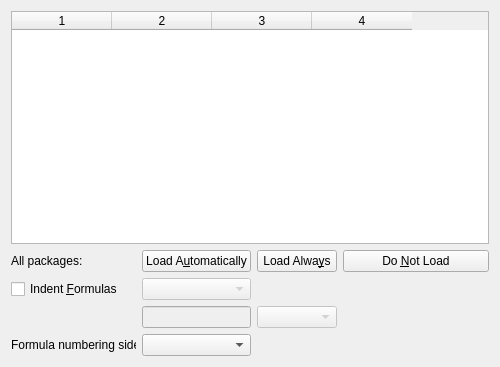
First picture: the form in src/frontends/qt4/ui/MathsUi.ui, repository cburschka/lyx, before the edit.
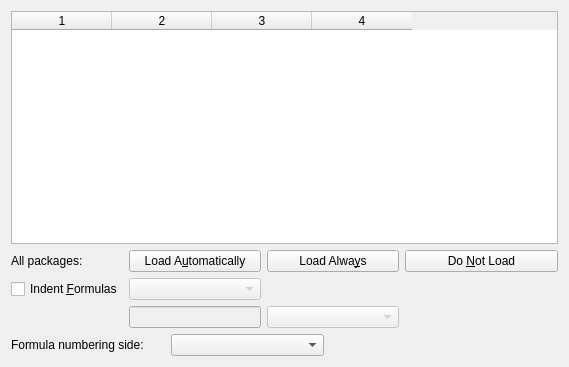
Second picture: the form after the edit. Custom widgets are drawn as their Qt base class.

Commit message:
Properly fix math packages table in Document Settings
Fixes: #10777

The edit to the form file:
```diff
--- a/src/frontends/qt4/ui/MathsUi.ui
+++ b/src/frontends/qt4/ui/MathsUi.ui
@@ -6,43 +6,71 @@
    <rect>
     <x>0</x>
     <y>0</y>
-    <width>500</width>
+    <width>569</width>
     <height>367</height>
    </rect>
   </property>
   <property name="windowTitle">
    <string/>
   </property>
+  <layout class="QGridLayout" name="gridLayout_2">
+   <item row="0" column="0">
+    <widget class="QTableWidget" name="packagesTW">
+     <property name="sizePolicy">
+      <sizepolicy hsizetype="Expanding" vsizetype="Expanding">
+       <horstretch>0</horstretch>
+       <verstretch>0</verstretch>
+      </sizepolicy>
+     </property>
+     <property name="alternatingRowColors">
+      <bool>true</bool>
+     </property>
+     <property name="columnCount">
+      <number>4</number>
+     </property>
+     <attribute name="horizontalHeaderStretchLastSection">
+      <bool>false</bool>
+     </attribute>
+     <attribute name="verticalHeaderVisible">
+      <bool>false</bool>
+     </attribute>
+     <column/>
+     <column/>
+     <column/>
+     <column/>
+    </widget>
+   </item>
+   <item row="1" column="0">
   <layout class="QGridLayout" name="gridLayout">
-   <item row="1" column="0">
+     <item row="0" column="0">
     <widget class="QLabel" name="allPakcagesLA">
      <property name="text">
       <string>All packages:</string>
      </property>
     </widget>
    </item>
-   <item row="1" column="1">
+     <item row="0" column="1">
     <widget class="QPushButton" name="allPackagesAutoPB">
      <property name="text">
       <string>Load A&amp;utomatically</string>
      </property>
     </widget>
    </item>
-   <item row="1" column="2">
+     <item row="0" column="2">
     <widget class="QPushButton" name="allPackagesAlwaysPB">
      <property name="text">
       <string>Load Alwa&amp;ys</string>
      </property>
     </widget>
    </item>
-   <item row="1" column="3">
+     <item row="0" column="3">
     <widget class="QPushButton" name="allPackagesNotPB">
      <property name="text">
       <string>Do &amp;Not Load</string>
      </property>
     </widget>
    </item>
-   <item row="2" column="0">
+     <item row="1" column="0">
     <widget class="QCheckBox" name="MathIndentCB">
      <property name="toolTip">
       <string>Indent displayed formulas instead of centering</string>
@@ -52,7 +80,7 @@
      </property>
     </widget>
    </item>
-   <item row="2" column="1">
+     <item row="1" column="1">
     <widget class="QComboBox" name="MathIndentCO">
      <property name="enabled">
       <bool>false</bool>
@@ -68,7 +96,7 @@
      </property>
     </widget>
    </item>
-   <item row="2" column="2" colspan="2">
+     <item row="1" column="2" colspan="2">
     <spacer name="horizontalSpacer_3">
      <property name="orientation">
       <enum>Qt::Horizontal</enum>
@@ -81,7 +109,7 @@
      </property>
     </spacer>
    </item>
-   <item row="3" column="1">
+     <item row="2" column="1">
     <widget class="QLineEdit" name="MathIndentLE">
      <property name="enabled">
       <bool>false</bool>
@@ -94,7 +122,7 @@
      </property>
     </widget>
    </item>
-   <item row="3" column="2">
+     <item row="2" column="2">
     <widget class="lyx::frontend::LengthCombo" name="MathIndentLengthCO">
      <property name="enabled">
       <bool>false</bool>
@@ -110,7 +138,7 @@
      </property>
     </widget>
    </item>
-   <item row="3" column="3">
+     <item row="2" column="3">
     <spacer name="horizontalSpacer_2">
      <property name="orientation">
       <enum>Qt::Horizontal</enum>
@@ -123,10 +151,14 @@
      </property>
     </spacer>
    </item>
-   <item row="4" column="0">
+    </layout>
+   </item>
+   <item row="2" column="0">
+    <layout class="QHBoxLayout" name="horizontalLayout">
+     <item>
     <widget class="QLabel" name="MathNumberingPosL">
      <property name="sizePolicy">
-      <sizepolicy hsizetype="Expanding" vsizetype="Preferred">
+        <sizepolicy hsizetype="MinimumExpanding" vsizetype="Preferred">
        <horstretch>0</horstretch>
        <verstretch>0</verstretch>
       </sizepolicy>
@@ -142,7 +174,7 @@
      </property>
     </widget>
    </item>
-   <item row="4" column="1">
+     <item>
     <widget class="QComboBox" name="MathNumberingPosCO">
      <property name="enabled">
       <bool>true</bool>
@@ -158,7 +190,7 @@
      </property>
     </widget>
    </item>
-   <item row="4" column="2" colspan="2">
+     <item>
     <spacer name="horizontalSpacer_1">
      <property name="orientation">
       <enum>Qt::Horizontal</enum>
@@ -171,31 +203,7 @@
      </property>
     </spacer>
    </item>
-   <item row="0" column="0" colspan="4">
-    <widget class="QTableWidget" name="packagesTW">
-     <property name="sizePolicy">
-      <sizepolicy hsizetype="Expanding" vsizetype="Expanding">
-       <horstretch>0</horstretch>
-       <verstretch>0</verstretch>
-      </sizepolicy>
-     </property>
-     <property name="alternatingRowColors">
-      <bool>true</bool>
-     </property>
-     <property name="columnCount">
-      <number>4</number>
-     </property>
-     <attribute name="horizontalHeaderStretchLastSection">
-      <bool>false</bool>
-     </attribute>
-     <attribute name="verticalHeaderVisible">
-      <bool>false</bool>
-     </attribute>
-     <column/>
-     <column/>
-     <column/>
-     <column/>
-    </widget>
+    </layout>
    </item>
   </layout>
  </widget>
```
Lines whose indentation alone changed are shown as unchanged. The commit also changes 1 other file.
